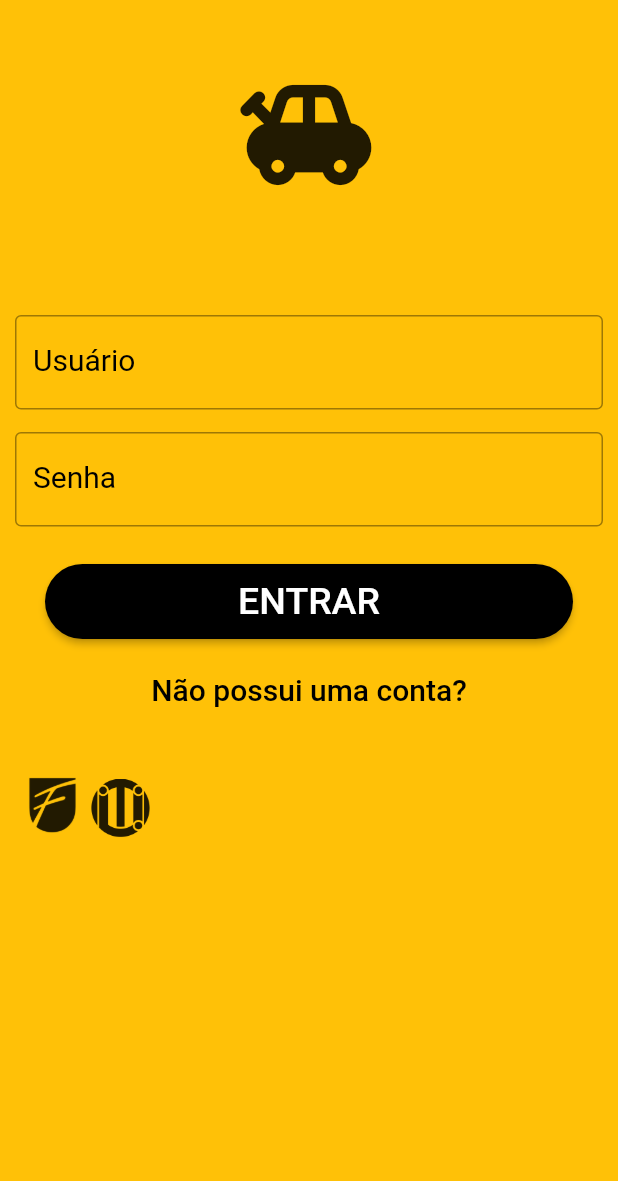
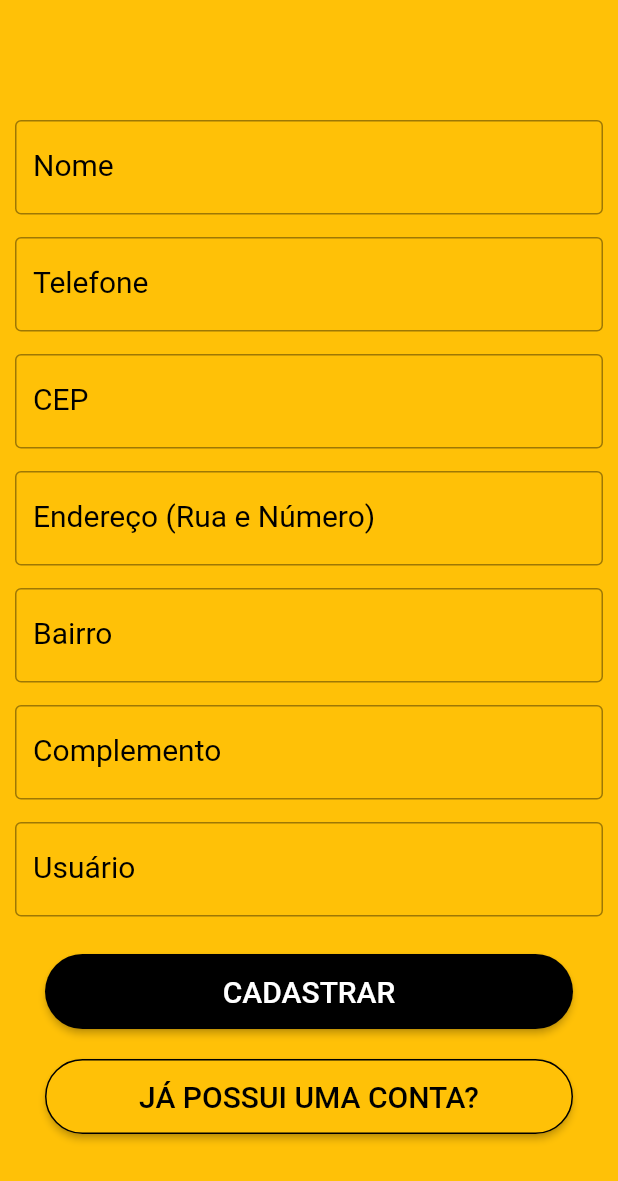
Before and after one commit to ayrtoncarlos/MAAC_APP, a Flutter app: the screen it shows after launch, after a tap on "Não possui uma conta?", on a phone screen of 412 x 824 dp. Shown: the top 1181 px of the screen. Run offline on Flutter 3.47's test engine with Material 2 defaults, Android fonts, the phone set to English and light mode, and no system bars.

Commit message:
Subindo atualizacoes

```diff
--- a/maac_app/lib/main.dart
+++ b/maac_app/lib/main.dart
@@ -11,15 +11,16 @@ class Home extends StatefulWidget {
 }
 
 class _HomeState extends State<Home> {
+
   @override
   Widget build(BuildContext context) {
     return Stack(
       children: <Widget>[
-        Image.asset(
+        /*Image.asset(
           "images/museu.jpg",
           fit: BoxFit.cover,
           height: 500.0,
-        ),
+        ),*/
         Scaffold(
           body: SingleChildScrollView(
             padding: EdgeInsets.all(10.0),
@@ -37,25 +38,7 @@ class _HomeState extends State<Home> {
                   ),
                   buildTextField("Usuário"),
                   buildTextField("Senha"),
-                  Padding(
-                    padding: EdgeInsets.only(
-                        top: 10.0, bottom: 10.0, left: 20.0, right: 20.0),
-                    child: Container(
-                      height: 50.0,
-                      child: RaisedButton(
-                        onPressed: () {},
-                        child: Text(
-                          "ENTRAR",
-                          textAlign: TextAlign.center,
-                          style: TextStyle(color: Colors.white, fontSize: 25.0),
-                        ),
-                        color: Colors.black,
-                        shape: RoundedRectangleBorder(
-                          borderRadius: BorderRadius.circular(25.0),
-                        ),
-                      ),
-                    ),
-                  ),
+                  buildButtonCreate("ENTRAR"),
                   Container(
                     child: FlatButton(
                       child: Text(
@@ -63,20 +46,34 @@ class _HomeState extends State<Home> {
                         textAlign: TextAlign.center,
                         style: TextStyle(color: Colors.black, fontSize: 20.0),
                       ),
-                      onPressed: () {},
+                      onPressed: () {
+                        Navigator.push(
+                          context,
+                          MaterialPageRoute(
+                            builder: (BuildContext context) =>
+                                RegistrationScreen(),
+                          ),
+                        );
+                      },
                     ),
                   ),
                   Container(
                     padding: EdgeInsets.only(top: 30.0),
                     child: Row(
                       children: <Widget>[
-                        ImageIcon(
-                          AssetImage("images/unifacisa_logo.png"),
-                          size: 50.0,
+                        Container(
+                          padding: EdgeInsets.only(left: 50.0),
+                          child: ImageIcon(
+                            AssetImage("images/unifacisa_logo.png"),
+                            size: 50.0,
+                          ),
                         ),
-                        ImageIcon(
-                          AssetImage("images/lti_logo.png"),
-                          size: 40.0,
+                        Container(
+                          padding: EdgeInsets.only(left: 150.0, right: 50.0),
+                          child: ImageIcon(
+                            AssetImage("images/lti_logo.png"),
+                            size: 40.0,
+                          ),
                         ),
                       ],
                     ),
@@ -90,6 +87,131 @@ class _HomeState extends State<Home> {
       ],
     );
   }
+}
+
+class InitScreen extends StatelessWidget {
+
+  @override
+  Widget build(BuildContext context) {
+    return Scaffold(
+      body: Column(
+        mainAxisAlignment: MainAxisAlignment.center,
+        children: <Widget>[
+          Container(
+            padding: EdgeInsets.only(top: 100.0, bottom: 10.0, left: 0.0, right: 30.0),
+            child: Image.asset(
+              "images/initPage.png",
+            ),
+          ),
+          Container(
+            padding: EdgeInsets.only(top: 70.0),
+            child: Row(
+              children: <Widget>[
+                Container(
+                  padding: EdgeInsets.only(left: 60.0),
+                  child: ImageIcon(
+                    AssetImage("images/unifacisa_logo.png"),
+                    size: 50.0,
+                  ),
+                ),
+                Container(
+                  padding: EdgeInsets.only(left: 150.0, right: 50.0),
+                  child: ImageIcon(
+                    AssetImage("images/lti_logo.png"),
+                    size: 40.0,
+                  ),
+                ),
+              ],
+            ),
+          ),
+        ],
+      ),
+      backgroundColor: Colors.amber,
+    );
+  }
+}
+
+class RegistrationScreen extends StatelessWidget {
+
+  @override
+  Widget build(BuildContext context) {
+    return Stack(
+      children: <Widget>[
+        Scaffold(
+          body: SingleChildScrollView(
+            padding: EdgeInsets.only(
+                top: 80.0, bottom: 20.0, left: 10.0, right: 10.0),
+            child: Form(
+              child: Column(
+                crossAxisAlignment: CrossAxisAlignment.stretch,
+                children: <Widget>[
+                  buildTextField("Nome"),
+                  buildTextField("Telefone"),
+                  buildTextField("CEP"),
+                  buildTextField("Endereço (Rua e Número)"),
+                  buildTextField("Bairro"),
+                  buildTextField("Complemento"),
+                  buildTextField("Usuário"),
+                  buildButtonCreate("CADASTRAR"),
+                  Padding(
+                    padding: EdgeInsets.only(
+                        top: 10.0, bottom: 10.0, left: 20.0, right: 20.0),
+                    child: Container(
+                      height: 50.0,
+                      child: RaisedButton(
+                        onPressed: () {
+                          Navigator.pop(context);
+                        },
+                        child: Text(
+                          "JÁ POSSUI UMA CONTA?",
+                          textAlign: TextAlign.center,
+                          style: TextStyle(color: Colors.black, fontSize: 20.0),
+                        ),
+                        color: Colors.amber,
+                        shape: RoundedRectangleBorder(
+                          borderRadius: BorderRadius.circular(25.0),
+                          side: BorderSide(color: Colors.black),
+                        ),
+                      ),
+                    ),
+                  ),
+                ],
+              ),
+            ),
+          ),
+          backgroundColor: Colors.amber,
+        ),
+      ],
+    );
+  }
+}
+
+class InitialScreen extends StatelessWidget {
+  @override
+  Widget build(BuildContext context) {
+    return Stack();
+  }
+}
+
+Widget buildButtonCreate(String label) {
+  return Padding(
+    padding: EdgeInsets.only(top: 10.0, bottom: 10.0, left: 20.0, right: 20.0),
+    child: Container(
+      height: 50.0,
+      child: RaisedButton(
+        onPressed: () {},
+        child: Text(
+          label,
+          textAlign: TextAlign.center,
+          style: TextStyle(color: Colors.white, fontSize: 20.0),
+        ),
+        color: Colors.black,
+        shape: RoundedRectangleBorder(
+          borderRadius: BorderRadius.circular(25.0),
+        ),
+      ),
+    ),
+  );
 }
 
 Widget buildTextField(String label) {
--- a/maac_app/pubspec.yaml
+++ b/maac_app/pubspec.yaml
@@ -48,6 +48,7 @@ flutter:
     - images/museu.jpg
     - images/lti_logo.png
     - images/unifacisa_logo.png
+    - images/initPage.png
 
   # An image asset can refer to one or more resolution-specific "variants", see
   # https://flutter.dev/assets-and-images/#resolution-aware.
```
Also changed, not shown: maac_app/images/initPage.png (added).
